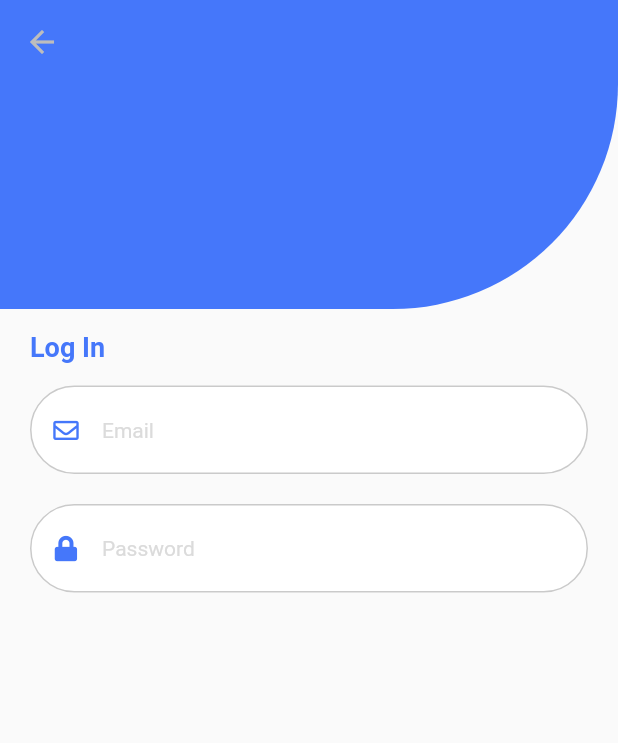
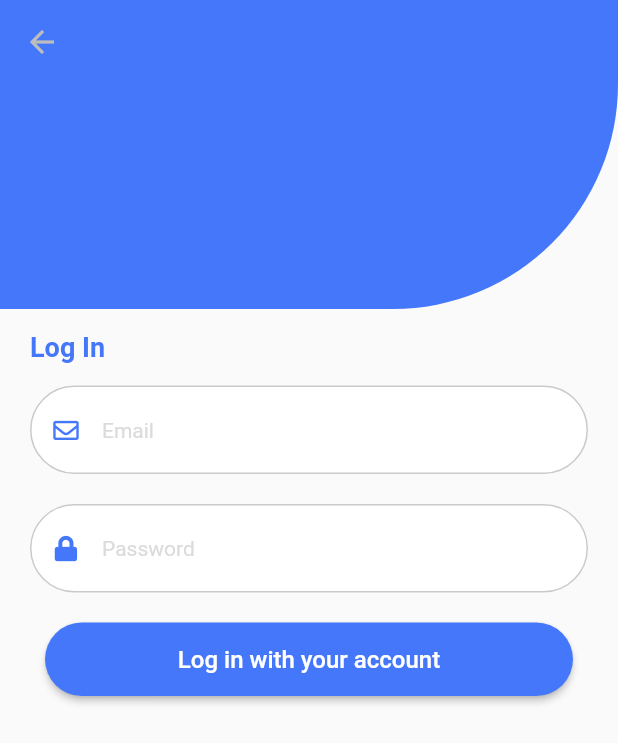
Before and after one commit to Abir-Bouhriz/Authentication-UI-1, a Flutter app: the screen it shows after launch, on a phone screen of 412 x 824 dp. Shown: the top 743 px of the screen. Run offline on Flutter 3.47's test engine with Material 2 defaults, Android fonts, the phone set to English and light mode, and no system bars; our stand-ins replace font_awesome_flutter.

Commit message:
Add login button

```diff
--- a/lib/pages/login.dart
+++ b/lib/pages/login.dart
@@ -89,7 +89,26 @@ class _LoginState extends State<Login> {
               ),
             ),
           ),
-          SizedBox(height: 10.0),
+          SizedBox(height: 20.0),
+          Row(
+            //checkbox
+          ),
+          Padding(
+            padding: const EdgeInsets.symmetric(horizontal: 30),
+            child: RaisedButton(
+              padding: EdgeInsets.fromLTRB(20.0, 15.0, 20.0, 15.0),
+              textColor: Colors.white,
+              onPressed: () {},
+              color: Color(0xff4577FA),
+              shape: RoundedRectangleBorder(
+                borderRadius: BorderRadius.circular(25.0),
+              ),
+              child: Text(
+                'Log in with your account',
+                style: TextStyle(fontSize: 16.0),
+              ),
+            ),
+          ),
         ],
       ),
     );
```
